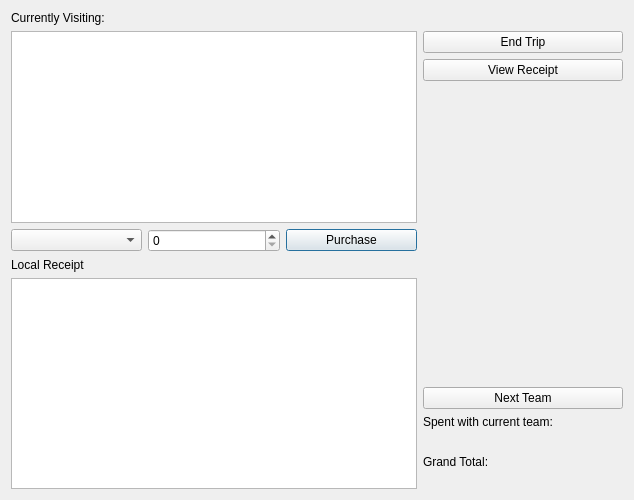
Above: UI/purchase_souvenirs/purchase_souvenirs.ui from parham-sharaf/BTM-algo before the change. Below: the same form after it.
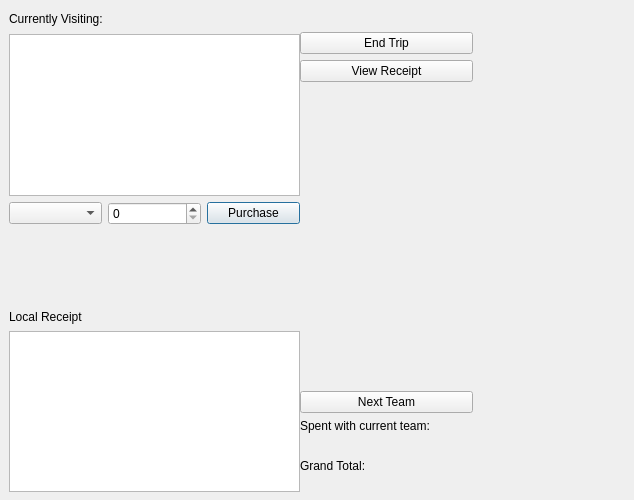
That is the form after the change.

Commit message: updated edit teams database query

What changed in the file:
```diff
--- a/UI/purchase_souvenirs/purchase_souvenirs.ui
+++ b/UI/purchase_souvenirs/purchase_souvenirs.ui
@@ -13,8 +13,54 @@
   <property name="windowTitle">
    <string>Dialog</string>
   </property>
-  <layout class="QGridLayout" name="gridLayout_2">
-   <item row="0" column="0">
+  <widget class="QLabel" name="current_team">
+   <property name="geometry">
+    <rect>
+     <x>195</x>
+     <y>9</y>
+     <width>16</width>
+     <height>17</height>
+    </rect>
+   </property>
+   <property name="text">
+    <string/>
+   </property>
+  </widget>
+  <widget class="QTableView" name="tableView_purchased">
+   <property name="geometry">
+    <rect>
+     <x>9</x>
+     <y>331</y>
+     <width>291</width>
+     <height>161</height>
+    </rect>
+   </property>
+   <attribute name="horizontalHeaderDefaultSectionSize">
+    <number>200</number>
+   </attribute>
+  </widget>
+  <widget class="QLabel" name="label_5">
+   <property name="geometry">
+    <rect>
+     <x>9</x>
+     <y>308</y>
+     <width>91</width>
+     <height>17</height>
+    </rect>
+   </property>
+   <property name="text">
+    <string>Local Receipt</string>
+   </property>
+  </widget>
+  <widget class="QWidget" name="">
+   <property name="geometry">
+    <rect>
+     <x>9</x>
+     <y>9</y>
+     <width>124</width>
+     <height>19</height>
+    </rect>
+   </property>
     <layout class="QHBoxLayout" name="horizontalLayout_2">
      <item>
       <widget class="QLabel" name="label">
@@ -24,15 +70,16 @@
       </widget>
      </item>
     </layout>
-   </item>
-   <item row="0" column="1">
-    <widget class="QLabel" name="current_team">
-     <property name="text">
-      <string/>
-     </property>
-    </widget>
-   </item>
-   <item row="1" column="0" colspan="2">
+  </widget>
+  <widget class="QWidget" name="">
+   <property name="geometry">
+    <rect>
+     <x>9</x>
+     <y>34</y>
+     <width>291</width>
+     <height>191</height>
+    </rect>
+   </property>
     <layout class="QGridLayout" name="gridLayout">
      <item row="1" column="0">
       <widget class="QComboBox" name="comboBox_souvenirs"/>
@@ -85,8 +132,16 @@
       <widget class="QSpinBox" name="spinBox_souvenirs"/>
      </item>
     </layout>
-   </item>
-   <item row="1" column="2" rowspan="3">
+  </widget>
+  <widget class="QWidget" name="">
+   <property name="geometry">
+    <rect>
+     <x>300</x>
+     <y>32</y>
+     <width>173</width>
+     <height>461</height>
+    </rect>
+   </property>
     <layout class="QVBoxLayout" name="verticalLayout_3">
      <item>
       <layout class="QVBoxLayout" name="verticalLayout_2">
@@ -159,22 +214,7 @@
       </layout>
      </item>
     </layout>
-   </item>
-   <item row="2" column="0">
-    <widget class="QLabel" name="label_5">
-     <property name="text">
-      <string>Local Receipt</string>
-     </property>
-    </widget>
-   </item>
-   <item row="3" column="0" colspan="2">
-    <widget class="QTableView" name="tableView_purchased">
-     <attribute name="horizontalHeaderDefaultSectionSize">
-      <number>200</number>
-     </attribute>
-    </widget>
-   </item>
-  </layout>
+  </widget>
  </widget>
  <resources/>
  <connections/>
```
Lines whose indentation alone changed are shown as unchanged. The commit also changes 3 other files.
